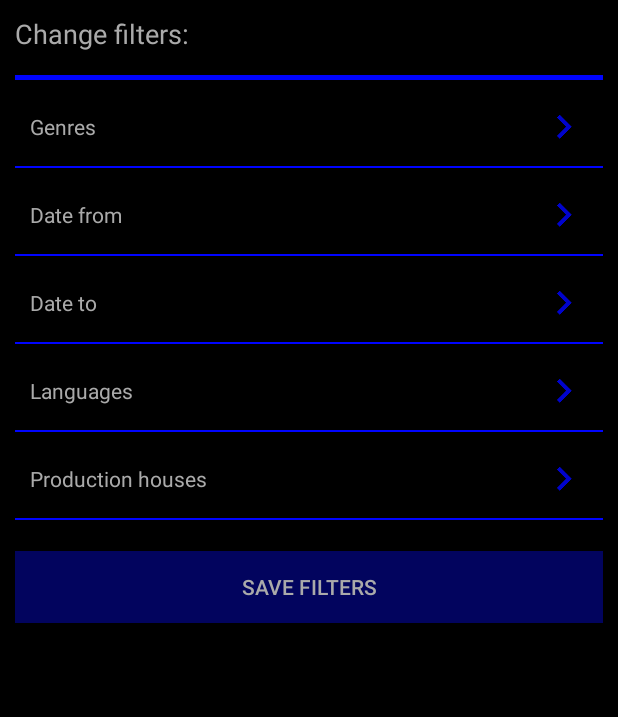
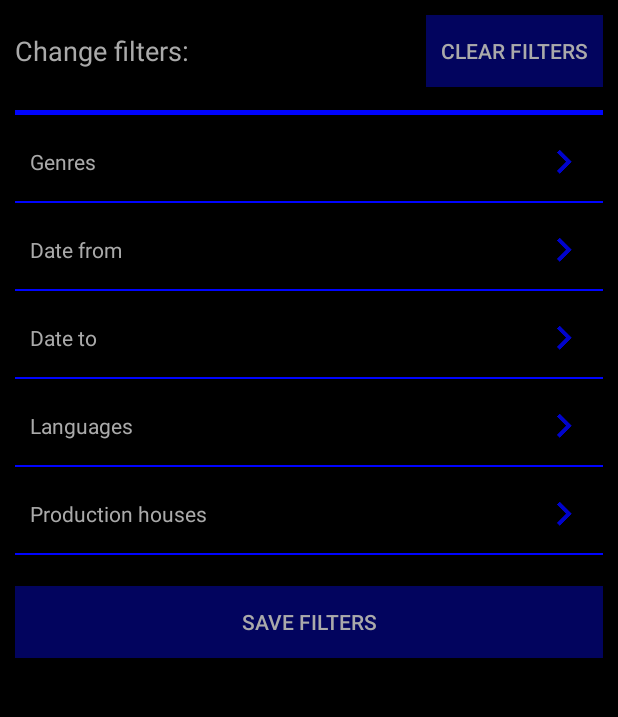
Before and after one commit to jovanadj95/singi_project, an Android app: the FiltersActivity screen opened directly, with no data from a screen before it, on a phone screen of 412 x 824 dp, the part 84-801 px from its top. Run offline under Robolectric (Android 15) with nearby library versions, the light colour scheme and no system bars.

Commit message:
Changed app icon, added clear filters button

```diff
--- a/app/src/main/res/layout/activity_filters.xml
+++ b/app/src/main/res/layout/activity_filters.xml
@@ -12,11 +12,30 @@
         android:layout_height="wrap_content"
         android:orientation="vertical">
 
-        <TextView
+
+        <RelativeLayout
             android:layout_width="match_parent"
-            android:layout_height="wrap_content"
-            android:text="@string/change_filters"
-            android:textSize="18sp" />
+            android:layout_height="wrap_content">
+
+            <TextView
+                android:layout_width="match_parent"
+                android:layout_height="wrap_content"
+                android:layout_centerVertical="true"
+                android:layout_toLeftOf="@+id/clear_filters"
+                android:layout_toStartOf="@+id/clear_filters"
+                android:text="@string/change_filters"
+                android:textSize="18sp" />
+
+            <Button
+                android:id="@+id/clear_filters"
+                android:layout_width="wrap_content"
+                android:layout_height="wrap_content"
+                android:layout_alignParentEnd="true"
+                android:layout_alignParentRight="true"
+                android:background="@color/blue_button"
+                android:padding="10dp"
+                android:text="@string/clear_filters" />
+        </RelativeLayout>
 
         <View
             android:layout_width="match_parent"
--- a/app/src/main/res/layout/activity_main.xml
+++ b/app/src/main/res/layout/activity_main.xml
@@ -16,6 +16,8 @@
             android:layout_width="match_parent"
             android:layout_height="wrap_content"
             android:layout_centerVertical="true"
+            android:layout_toLeftOf="@+id/change_filters"
+            android:layout_toStartOf="@+id/change_filters"
             android:text="@string/list_of_movies"
             android:textSize="18sp" />
 
@@ -42,5 +44,4 @@
         android:layout_width="match_parent"
         android:layout_height="match_parent"
         android:layout_marginTop="10dp" />
-
 </LinearLayout>
--- a/app/src/main/res/values/strings.xml
+++ b/app/src/main/res/values/strings.xml
@@ -21,4 +21,5 @@
     <string name="movie_pictures">Movie Pictures</string>
     <string name="no_movies">No movies found!</string>
     <string name="search">Search</string>
+    <string name="clear_filters">Clear filters</string>
 </resources>
```
Also changed, not shown: app/src/main/java/com/singidunum/moviesinfoapp/activity/FiltersActivity.java (+76 -0 lines), app/src/main/ic_launcher-web.png, app/src/main/res/mipmap-hdpi/ic_launcher.png, app/src/main/res/mipmap-mdpi/ic_launcher.png, app/src/main/res/mipmap-xhdpi/ic_launcher.png, app/src/main/res/mipmap-xxhdpi/ic_launcher.png, app/src/main/res/mipmap-xxxhdpi/ic_launcher.png.
